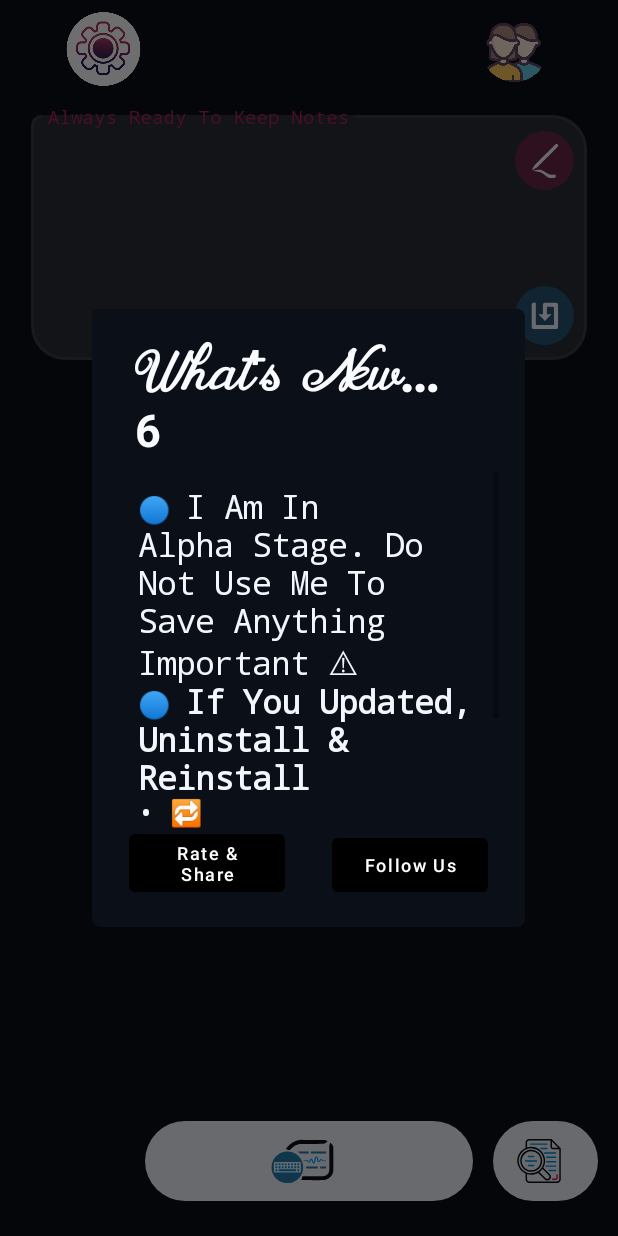
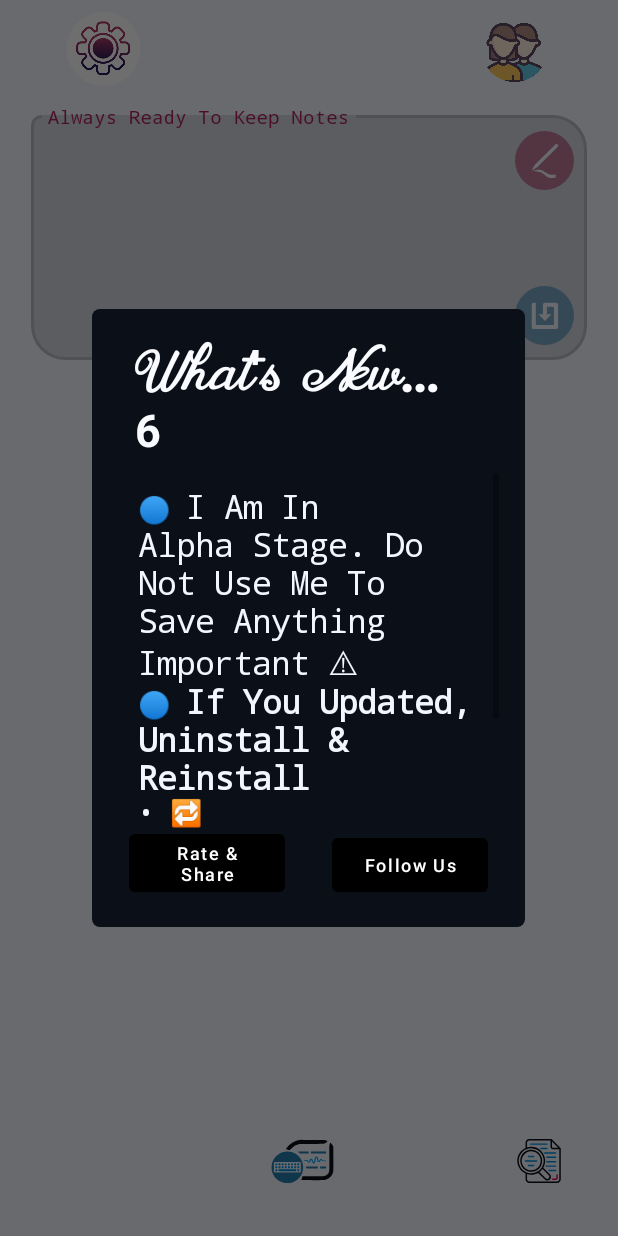
Before and after one commit to eliasdfazel/ReadyKeepNotes, an Android app: the KeepNoteOverview screen opened directly, with no data from a screen before it, on a phone screen of 412 x 824 dp. Run offline under Robolectric (Android 15) with nearby library versions, the phone set to English and light mode, and no system bars; our stand-ins replace Firebase (no records; nobody signed in at launch, a user with empty details on screens opened directly), Room's generated code; libraries missing offline, so code that uses them is left out: com.abanabsalan.aban; pictures from the network do not load; 9 statements that could not run were skipped.

Commit message:
[Description] #
[Phone][ChangeLog]

[Watch][ChangeLog]

[Build][ChangeLog]
# Libraries Updated

```diff
--- a/KeepNotesPhone/src/main/java/net/geeksempire/ready/keep/notes/Overview/UserInterface/KeepNoteOverview.kt
+++ b/KeepNotesPhone/src/main/java/net/geeksempire/ready/keep/notes/Overview/UserInterface/KeepNoteOverview.kt
@@ -439,25 +439,6 @@
 
                     }
 
-//                    if (it.size == 1 && overviewAdapter.notesDataStructureList.size > 0) {
-//
-//                        overviewAdapter.addItemToFirst(it.first()).invokeOnCompletion {
-//
-//                            overviewLayoutBinding.overviewRecyclerView.smoothScrollToPosition(0)
-//
-//                        }
-//
-//                    } else {
-//
-//                        overviewAdapter.notesDataStructureList.clear()
-//                        overviewAdapter.notesDataStructureList.addAll(it)
-//
-//                        overviewAdapter.notifyDataSetChanged()
-//
-//                        overviewLayoutBinding.overviewRecyclerView.smoothScrollToPosition(0)
-//
-//                    }
-
                     overviewLayoutBinding.waitingViewDownload.visibility = View.INVISIBLE
 
                 } else {
@@ -576,7 +557,7 @@
     override fun onResume() {
         super.onResume()
 
-        setupColors()
+//        setupColors()
 
         loadUserAccountInformation()
 
--- a/KeepNotesPhone/src/main/java/net/geeksempire/ready/keep/notes/Utils/UI/Dialogue/ChangeLogDialogue.kt
+++ b/KeepNotesPhone/src/main/java/net/geeksempire/ready/keep/notes/Utils/UI/Dialogue/ChangeLogDialogue.kt
@@ -4,6 +4,7 @@
 import android.content.Intent
 import android.content.res.ColorStateList
 import android.graphics.Color
+import android.graphics.PixelFormat
 import android.graphics.drawable.ColorDrawable
 import android.net.Uri
 import android.text.Html
@@ -38,6 +39,7 @@
         layoutParams.windowAnimations = android.R.style.Animation_Dialog
         layoutParams.flags = WindowManager.LayoutParams.FLAG_DIM_BEHIND
         layoutParams.dimAmount = 0.57f
+        layoutParams.format = PixelFormat.TRANSPARENT
 
         val dialogue = Dialog(context)
         dialogue.requestWindowFeature(Window.FEATURE_NO_TITLE)
--- a/KeepNotesPhone/src/main/res/layout/overview_layout.xml
+++ b/KeepNotesPhone/src/main/res/layout/overview_layout.xml
@@ -224,6 +224,7 @@
         android:insetLeft="0dp"
         android:insetRight="0dp"
 
+        apps:elevation="13dp"
         apps:cornerRadius="51dp"
         apps:icon="@drawable/brand"
         apps:iconTintMode="multiply"
@@ -247,7 +248,9 @@
         android:insetBottom="0dp"
         android:insetLeft="0dp"
         android:insetRight="0dp"
+        android:background="@color/default_color_game_light"
 
+        apps:elevation="13dp"
         apps:cornerRadius="51dp"
         apps:icon="@drawable/icon_search"
         apps:iconTintMode="multiply"
--- a/KeepNotesPhone/src/main/res/values/themes.xml
+++ b/KeepNotesPhone/src/main/res/values/themes.xml
@@ -34,8 +34,6 @@
 
         <item name="android:windowTranslucentStatus">false</item>
         <item name="android:windowTranslucentNavigation">false</item>
-
-        <item name="android:dialogTheme">@style/TransparentStyle</item>
 
     </style>
 
```
Also changed, not shown: KeepNotesPhone/src/main/java/net/geeksempire/ready/keep/notes/Overview/UserInterface/Extensions/SetupColors.kt (+13 -0 lines).
